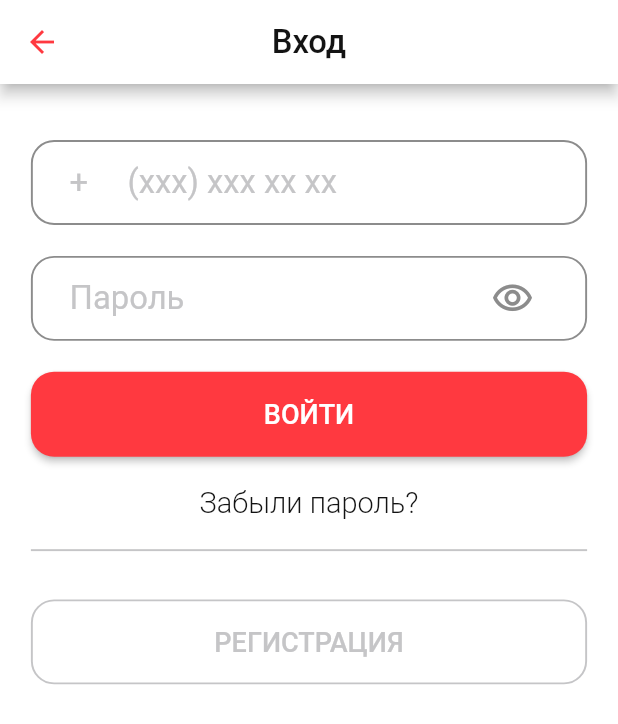
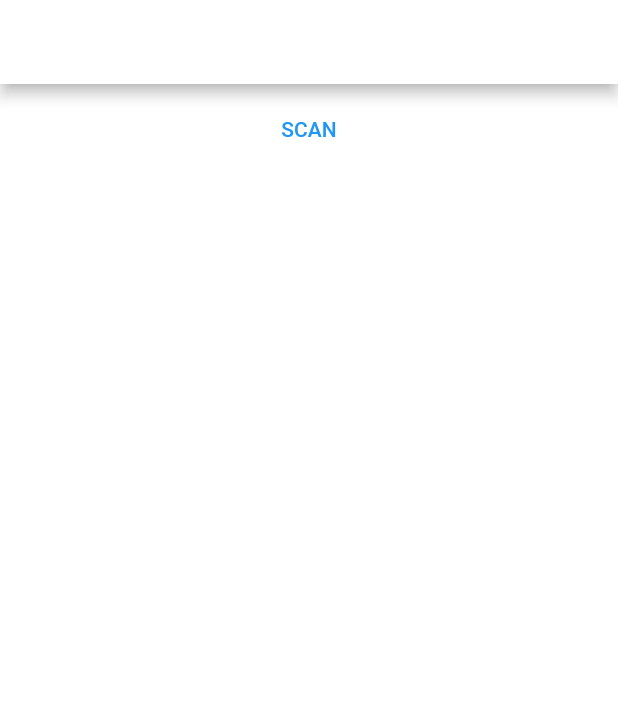
Before and after one commit to zatovagul/vaitality, a Flutter app: the LoginView screen opened by its route, after a tap on "ВОЙТИ", on a phone screen of 412 x 824 dp. Shown: the top 724 px of the screen. Run offline on Flutter 3.47's test engine with Material 2 defaults, Android fonts, the phone set to English and light mode, and no system bars; our stand-ins replace flutter_blue, flutter_svg, get, mask_text_input_formatter.

Commit message:
Flutter_blue settings

```diff
--- a/lib/app/modules/home/login/views/login_view.dart
+++ b/lib/app/modules/home/login/views/login_view.dart
@@ -30,7 +30,7 @@ class LoginView extends GetView<LoginController> {
             SizedBox(height: AppSizes.w1 * 16,),
             Obx(()=>PasswordAuthInput(onEyePressed: controller.switchPassword, showPassword: controller.showPassword.value,)),
             SizedBox(height: AppSizes.w1 * 16,),
-            CustomElevatedButton(onPressed: (){}, text: "ВОЙТИ",),
+            CustomElevatedButton(onPressed: (){Get.offAllNamed(Routes.MAIN_PAGE);}, text: "ВОЙТИ",),
             SizedBox(height: AppSizes.w1 * 15),
             Center(child: InkWell(onTap:(){},child: Text("Забыли пароль?", style: AppTextStyles.black15_w300,)),),
             SizedBox(height: AppSizes.w1 * 15),
--- /dev/null
+++ b/lib/app/modules/main_page/bindings/main_page_binding.dart
@@ -0,0 +1,12 @@
+import 'package:get/get.dart';
+
+import '../controllers/main_page_controller.dart';
+
+class MainPageBinding extends Bindings {
+  @override
+  void dependencies() {
+    Get.lazyPut<MainPageController>(
+      () => MainPageController(),
+    );
+  }
+}
--- /dev/null
+++ b/lib/app/modules/main_page/controllers/main_page_controller.dart
@@ -0,0 +1,34 @@
+import 'package:flutter_blue/flutter_blue.dart';
+import 'package:get/get.dart';
+
+class MainPageController extends GetxController {
+  FlutterBlue flutterBlue = FlutterBlue.instance;
+
+  final count = 0.obs;
+  @override
+  void onInit() {
+    super.onInit();
+
+    _blueTooth();
+  }
+  _blueTooth()async{
+    final available = await flutterBlue.isAvailable;
+    print("available $available");
+    blScan();
+  }
+  blScan()async{
+    print("START SCAN");
+    flutterBlue.scan(scanMode: ScanMode.lowLatency);
+    await Future.delayed(Duration(seconds: 10));
+    flutterBlue.stopScan();
+  }
+
+  @override
+  void onReady() {
+    super.onReady();
+  }
+
+  @override
+  void onClose() {}
+  void increment() => count.value++;
+}
--- /dev/null
+++ b/lib/app/modules/main_page/views/main_page_view.dart
@@ -0,0 +1,45 @@
+import 'package:flutter/material.dart';
+import 'package:flutter_blue/flutter_blue.dart';
+
+import 'package:get/get.dart';
+
+import '../controllers/main_page_controller.dart';
+
+class MainPageView extends GetView<MainPageController> {
+  @override
+  Widget build(BuildContext context) {
+    controller.increment();
+    return Scaffold(
+      appBar: AppBar(
+        title: Text('MainPageView'),
+        centerTitle: true,
+      ),
+      body: ListView(
+        children: [
+          Container(
+            margin: EdgeInsets.symmetric(horizontal: 15, vertical: 10),
+            height: 40, width: double.infinity,
+            child: TextButton(onPressed: controller.blScan,child: Text("SCAN"),),
+          ),
+          if(1==2)
+          StreamBuilder(
+              stream: controller.flutterBlue.scanResults,
+              builder: (context, AsyncSnapshot<List<ScanResult>> snapshot){
+                print(snapshot.data);
+                if(snapshot.data==null) return SizedBox();
+            return Column(
+              children: [
+                ...snapshot.data!.where((element) => element.device.name.isNotEmpty).map((e) =>
+                    Padding(
+                      padding: const EdgeInsets.all(10),
+                      child: Text("ScanResult{\ndevice: ${e.device},\n advertisementData: ${e.advertisementData},\n rssi: ${e.rssi}\n}"),
+                    )
+                )
+              ],
+            );
+          })
+        ],
+      ),
+    );
+  }
+}
--- a/lib/app/routes/app_pages.dart
+++ b/lib/app/routes/app_pages.dart
@@ -6,6 +6,8 @@ import 'package:vaitality/app/modules/home/login/views/login_view.dart';
 import 'package:vaitality/app/modules/home/registration/bindings/registration_binding.dart';
 import 'package:vaitality/app/modules/home/registration/views/registration_view.dart';
 import 'package:vaitality/app/modules/home/views/home_view.dart';
+import 'package:vaitality/app/modules/main_page/bindings/main_page_binding.dart';
+import 'package:vaitality/app/modules/main_page/views/main_page_view.dart';
 
 part 'app_routes.dart';
 
@@ -32,5 +34,10 @@ class AppPages {
         ),
       ],
     ),
+    GetPage(
+      name: _Paths.MAIN_PAGE,
+      page: () => MainPageView(),
+      binding: MainPageBinding(),
+    ),
   ];
 }
--- a/lib/app/routes/app_routes.dart
+++ b/lib/app/routes/app_routes.dart
@@ -7,10 +7,12 @@ abstract class Routes {
   static const HOME = _Paths.HOME;
   static const REGISTRATION = _Paths.HOME + _Paths.REGISTRATION;
   static const LOGIN = _Paths.HOME + _Paths.LOGIN;
+  static const MAIN_PAGE = _Paths.MAIN_PAGE;
 }
 
 abstract class _Paths {
   static const HOME = '/home';
   static const REGISTRATION = '/registration';
   static const LOGIN = '/login';
+  static const MAIN_PAGE = '/main-page';
 }
--- a/pubspec.yaml
+++ b/pubspec.yaml
@@ -10,6 +10,11 @@ dependencies:
   get: 4.1.4
   flutter_svg: 0.22.0
   mask_text_input_formatter: 2.0.0
+
+  flutter_blue: ^0.8.0
+  flutter_reactive_ble: ^3.1.1+1
+
+  dio: 4.0.0
   flutter:
     sdk: flutter
 
```
Also changed, not shown: pubspec.lock, 9 other files.
